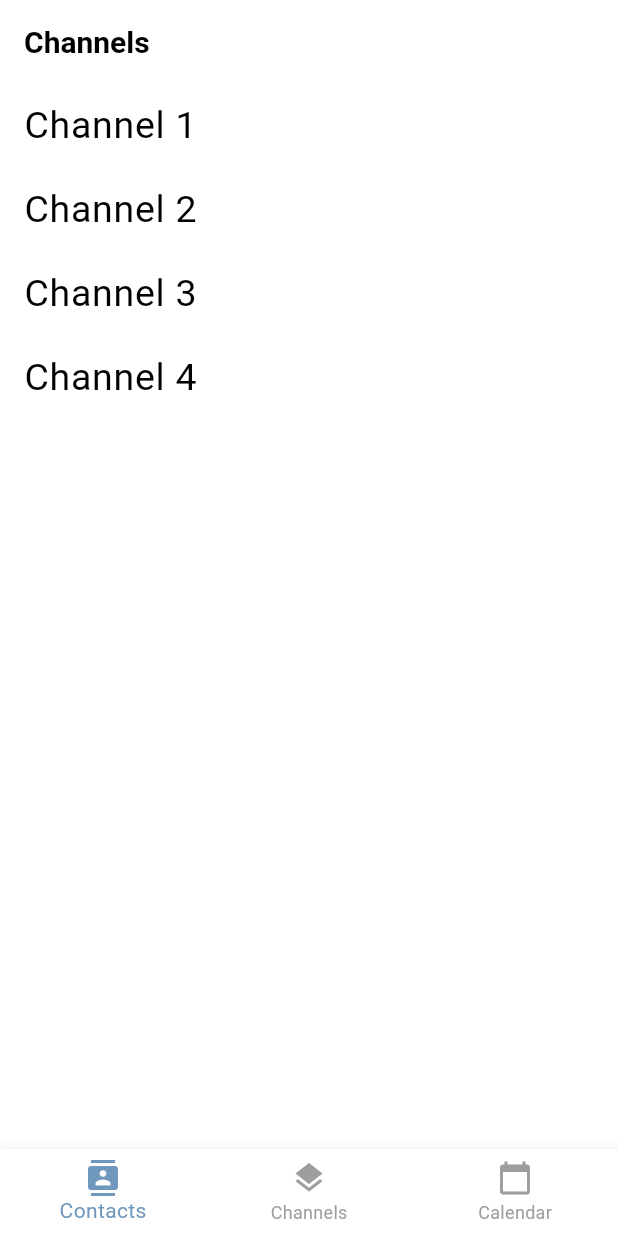
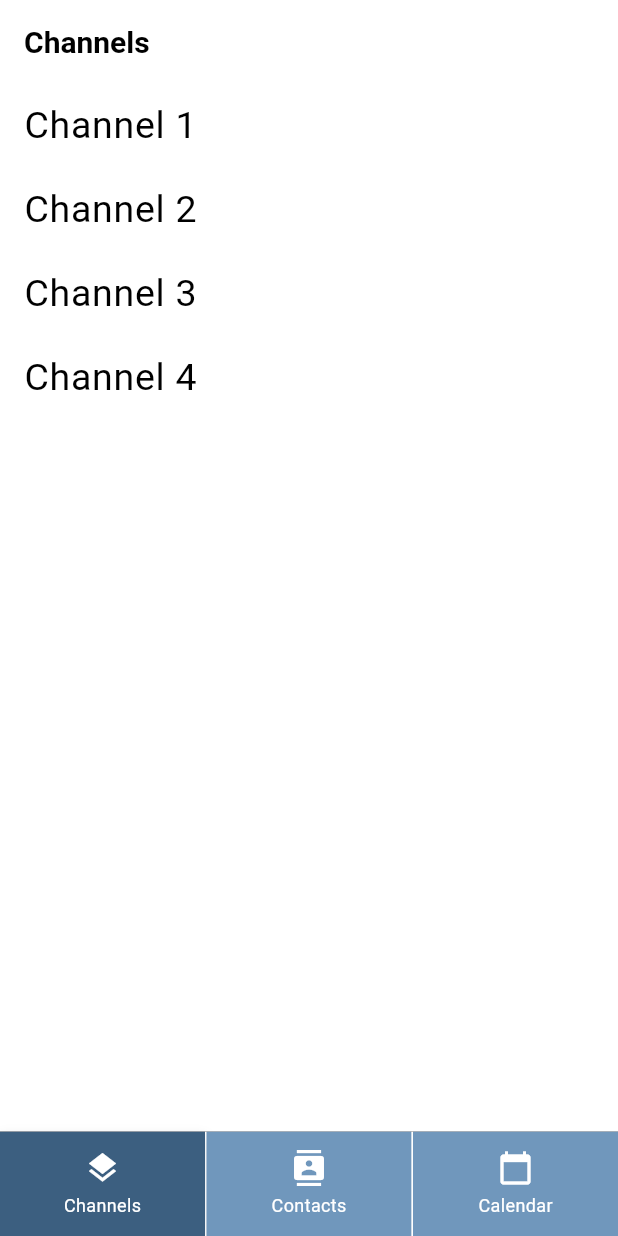
Before and after one commit to MKbrun/mobile_app_group5, a Flutter app: the screen it shows after launch, on a phone screen of 412 x 824 dp. Run offline on Flutter 3.47's test engine with Material 3 defaults, Android fonts, the phone set to English and light mode, and no system bars; our stand-ins replace cloud_firestore, firebase_auth, firebase_core, firebase_storage, flutter_chat_types, flutter_chat_ui and 2 more; accounts and stored records are empty.

```diff
--- a/lib/screens/primaryNavigationScreen.dart
+++ b/lib/screens/primaryNavigationScreen.dart
@@ -1,7 +1,6 @@
-// primary_navigation_screen.dart
 import 'package:flutter/material.dart';
 import 'channels.dart';
-import 'contacts_screen.dart'; // Add ContactsScreen
+import 'contacts_screen.dart';
 import 'calendar_screen.dart';
 
 class PrimaryNavigationScreen extends StatefulWidget {
@@ -15,10 +14,9 @@ class PrimaryNavigationScreen extends StatefulWidget {
 class _PrimaryNavigationScreenState extends State<PrimaryNavigationScreen> {
   int _currentIndex = 0;
 
-  // Updated list of primary screens
   final List<Widget> _screens = [
     const ChannelScreen(),
-    const ContactsScreen(), // Replaced ChatScreen with ContactsScreen
+    const ContactsScreen(),
     const CalendarScreen(),
   ];
 
@@ -35,24 +33,92 @@ class _PrimaryNavigationScreenState extends State<PrimaryNavigationScreen> {
         index: _currentIndex,
         children: _screens,
       ),
-      bottomNavigationBar: BottomNavigationBar(
-        currentIndex: _currentIndex,
-        onTap: _onTabTapped,
-        items: const [
-          BottomNavigationBarItem(
-            icon: Icon(Icons.contacts),
-            label: 'Contacts',
+      bottomNavigationBar: Container(
+        width: MediaQuery.of(context).size.width, // Full width
+        height: 70, // Fixed height for the navigation bar
+        decoration: const BoxDecoration(
+          color: Colors.white, // Background color
+          border: Border(
+            top: BorderSide(color: Colors.grey, width: 0.5), // Top border
           ),
-          BottomNavigationBarItem(
-            icon: Icon(Icons.layers),
-            label: 'Channels',
-          ),
-          BottomNavigationBarItem(
-            icon: Icon(Icons.calendar_today),
-            label: 'Calendar',
-          ),
-        ],
+        ),
+        child: Row(
+          crossAxisAlignment: CrossAxisAlignment.stretch, // Match full height
+          mainAxisAlignment: MainAxisAlignment.spaceEvenly,
+          children: [
+            _buildNavItem(
+              context,
+              icon: Icons.layers,
+              label: 'Channels',
+              index: 0,
+            ),
+            _divider(),
+            _buildNavItem(
+              context,
+              icon: Icons.contacts,
+              label: 'Contacts',
+              index: 1,
+            ),
+            _divider(),
+            _buildNavItem(
+              context,
+              icon: Icons.calendar_today,
+              label: 'Calendar',
+              index: 2,
+            ),
+          ],
+        ),
       ),
     );
   }
+
+  Widget _buildNavItem(BuildContext context,
+      {required IconData icon, required String label, required int index}) {
+    final bool isSelected = _currentIndex == index;
+
+    return Expanded(
+      child: GestureDetector(
+        onTap: () => _onTabTapped(index),
+        child: Container(
+          decoration: BoxDecoration(
+            color: isSelected
+                ? const Color(0xFF3C5F80) // Darker blue for selected
+                : const Color(0xFF7097BC), // Light blue for unselected
+            boxShadow: isSelected
+                ? [
+                    BoxShadow(
+                      color: Colors.black.withOpacity(0.2),
+                      offset: const Offset(0, 4),
+                      blurRadius: 6,
+                    ),
+                  ]
+                : [],
+          ),
+          child: Column(
+            mainAxisAlignment: MainAxisAlignment.center,
+            children: [
+              Icon(
+                icon,
+                color: Colors.white,
+                size: 24,
+              ),
+              const SizedBox(height: 4),
+              Text(
+                label,
+                style: const TextStyle(color: Colors.white, fontSize: 12),
+              ),
+            ],
+          ),
+        ),
+      ),
+    );
+  }
+
+  Widget _divider() {
+    return Container(
+      width: 1,
+      height: double.infinity, // Match parent height
+      color: Colors.white.withOpacity(0.6), // Divider color
+    );
+  }
 }
```
